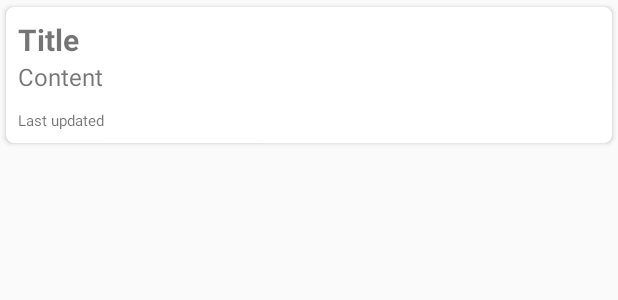
After one commit to foreknowledge/MemorieNotes, an Android app: the layout item_note.xml on its own in the app's theme, with its tools: preview values and no code run, on a phone screen of 412 x 824 dp. The commit adds this screen. Shown: the top 300 px of the screen. Run offline under Robolectric (Android 15) with nearby library versions, the phone set to English and light mode, and no system bars.

Commit message:
item note layout 생성

```diff
--- /dev/null
+++ b/app/src/main/res/layout/item_note.xml
@@ -0,0 +1,49 @@
+<?xml version="1.0" encoding="utf-8"?>
+<androidx.cardview.widget.CardView
+    android:id="@+id/noteLayout"
+    android:layout_width="match_parent"
+    android:layout_height="100dp"
+    android:orientation="vertical"
+    app:cardCornerRadius="5dp"
+    app:cardElevation="2dp"
+    app:cardUseCompatPadding="true"
+    xmlns:android="http://schemas.android.com/apk/res/android"
+    xmlns:app="http://schemas.android.com/apk/res-auto"
+    xmlns:tools="http://schemas.android.com/tools">
+
+    <androidx.constraintlayout.widget.ConstraintLayout
+        android:layout_width="match_parent"
+        android:layout_height="match_parent"
+        android:padding="8dp">
+
+        <TextView
+            android:id="@+id/title"
+            style="@style/Title"
+            android:layout_width="match_parent"
+            android:layout_height="wrap_content"
+            tools:text="Title"
+            android:maxLines="1"
+            android:ellipsize="end"
+            app:layout_constraintTop_toTopOf="parent"/>
+
+        <TextView
+            android:id="@+id/content"
+            style="@style/Text"
+            android:layout_width="match_parent"
+            android:layout_height="wrap_content"
+            tools:text="Content"
+            android:maxLines="1"
+            android:ellipsize="end"
+            app:layout_constraintTop_toBottomOf="@id/title"/>
+
+        <TextView
+            android:id="@+id/date"
+            style="@style/Detail"
+            android:layout_width="match_parent"
+            android:layout_height="wrap_content"
+            tools:text="Last updated"
+            app:layout_constraintBottom_toBottomOf="parent"/>
+
+    </androidx.constraintlayout.widget.ConstraintLayout>
+
+</androidx.cardview.widget.CardView>
--- a/app/src/main/res/values/styles.xml
+++ b/app/src/main/res/values/styles.xml
@@ -8,4 +8,17 @@
 		<item name="colorAccent">@color/colorAccent</item>
 	</style>
 
+	<style name="Title">
+		<item name="android:textSize">20sp</item>
+		<item name="android:textStyle">bold</item>
+	</style>
+
+	<style name="Text">
+		<item name="android:textSize">16sp</item>
+	</style>
+
+	<style name="Detail">
+		<item name="android:textSize">10sp</item>
+	</style>
+
 </resources>
```
